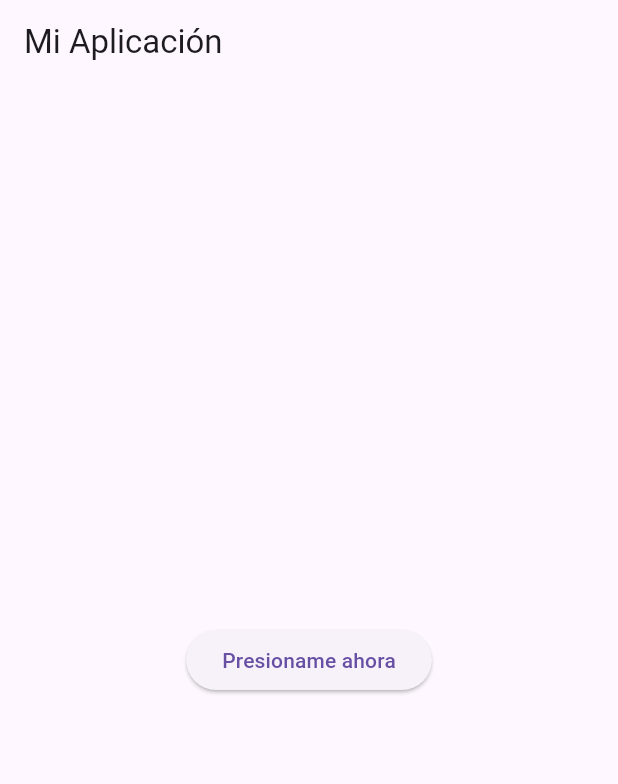
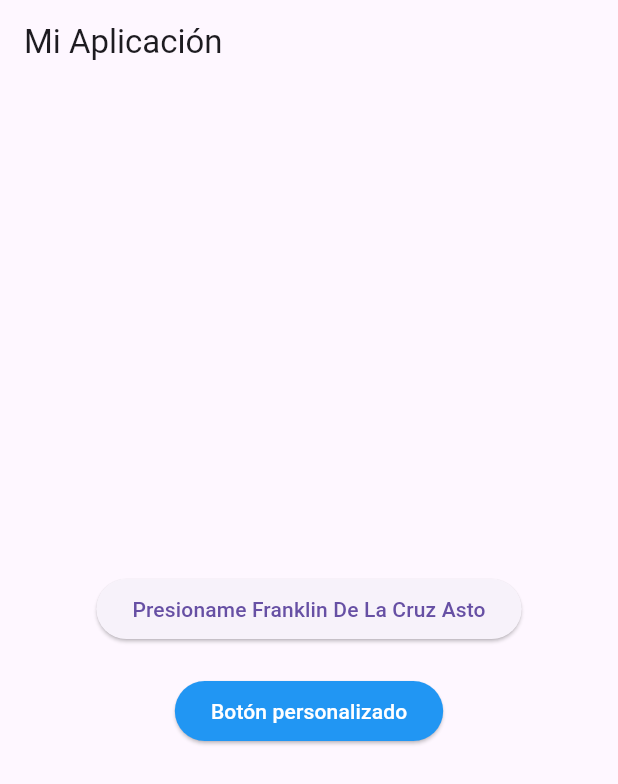
Before and after one commit to frafranklin/Flutter01, a Flutter app: the screen it shows after launch, on a phone screen of 412 x 824 dp. Shown: the top 784 px of the screen. Run offline on Flutter 3.47's test engine with Material 3 defaults, Android fonts, the light colour scheme and no system bars.

Commit message:
ElevateBotton customerxx

```diff
--- a/lib/main.dart
+++ b/lib/main.dart
@@ -10,15 +10,38 @@ class MiAplicacion extends StatelessWidget {
     return MaterialApp(
       home: Scaffold(
         appBar: AppBar(
-          title: Text('Mi Aplicación'),
+          title: const Text('Mi Aplicación'),
         ),
         body: Center(
-          child: ElevatedButton(
-            onPressed: () {
-// Acción a realizar cuando se presiona el botón
-              print('¡Botón presionado!');
-            },
-            child: Text('Presioname ahora'),
+          child: Column(
+            mainAxisAlignment: MainAxisAlignment.center,
+            children: [
+              ElevatedButton(
+                onPressed: () {
+                  // Acción a realizar cuando se presiona el botón
+                  print('¡Botón presionado!');
+                },
+                child: const Text('Presioname Franklin De La Cruz Asto'),
+              ),
+              const SizedBox(height: 20), // Espacio entre los botones
+              ElevatedButton(
+                onPressed: () {
+                  // Acción a realizar cuando se presiona el botón
+                  print(
+                      '¡Botón personalizado presionado!'); // Acción para el nuevo botón
+                },
+                style: ElevatedButton.styleFrom(
+                  backgroundColor:
+                      Colors.blue, // Cambia 'primary' por 'backgroundColor'
+                  foregroundColor:
+                      Colors.white, // Cambia 'onPrimary' por 'foregroundColor'
+                  shape: RoundedRectangleBorder(
+                    borderRadius: BorderRadius.circular(20),
+                  ),
+                ),
+                child: const Text('Botón personalizado'),
+              ),
+            ],
           ),
         ),
       ),
```
